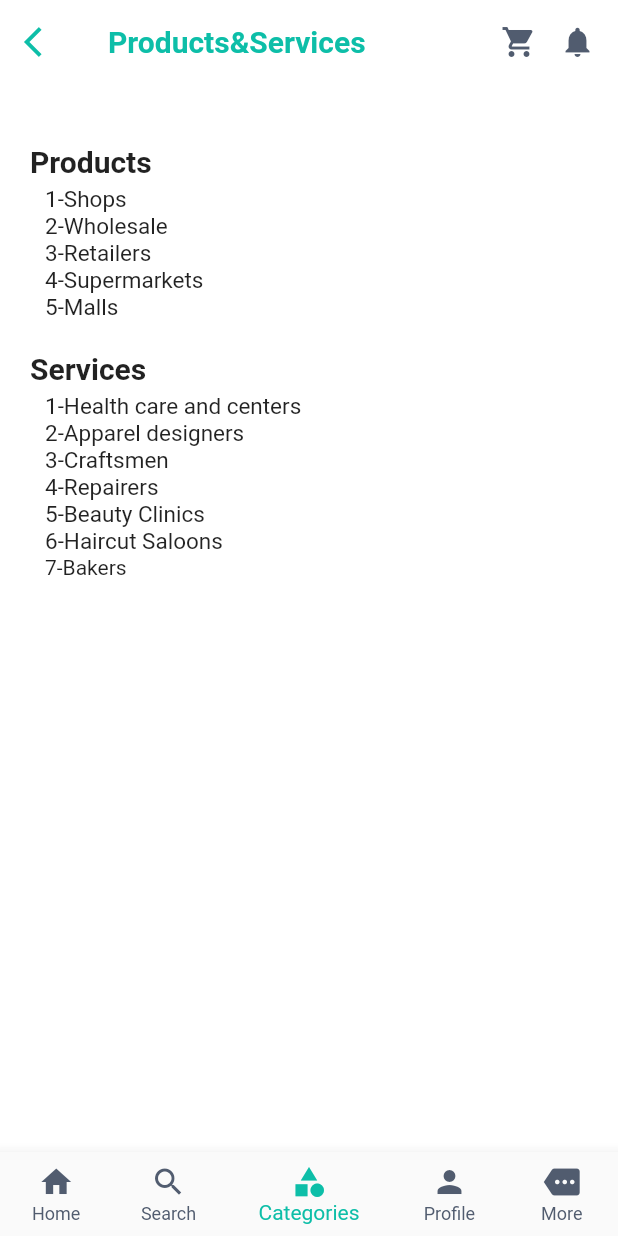
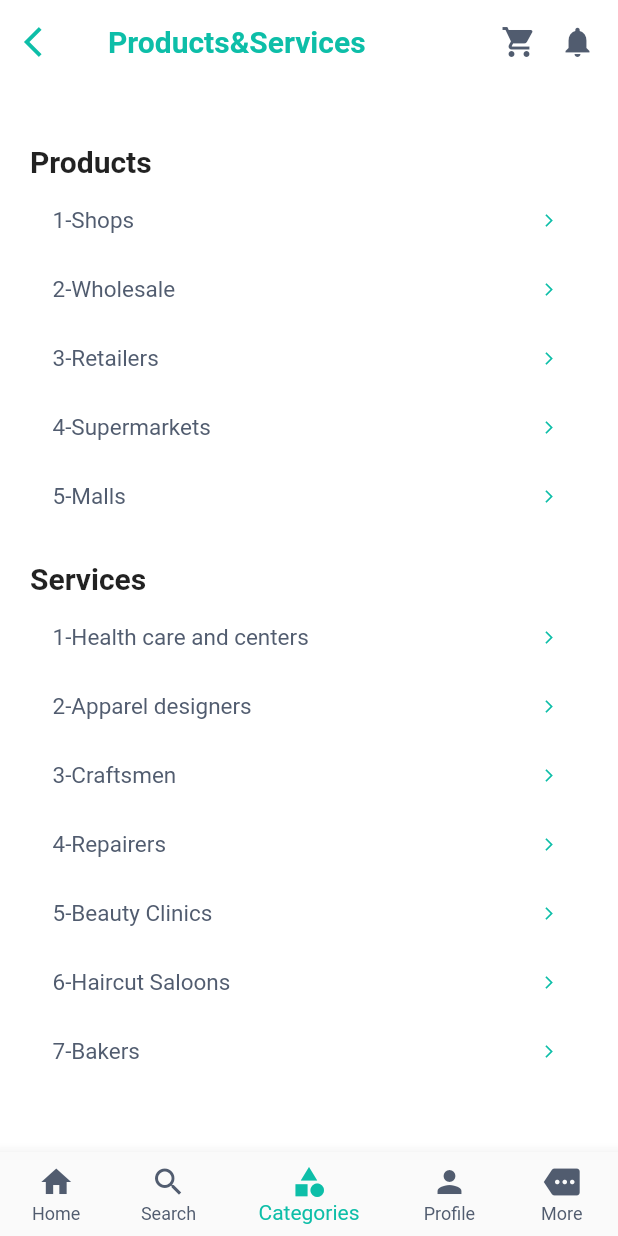
Before and after one commit to AhmedAdel94/bahaa-App, a Flutter app: the Products screen opened by its route, on a phone screen of 412 x 824 dp. Run offline on Flutter 3.47's test engine with Material 2 defaults, Android fonts, the phone set to English and light mode, and no system bars; our stand-ins replace carousel_slider, firebase_auth, google_sign_in, rxdart, smooth_star_rating; missing offline and left inert: flutter_facebook_login; accounts and stored records are empty; generated files the repository leaves out were written again.

Commit message:
Edit roducts and services page

```diff
--- a/lib/UI/Products.dart
+++ b/lib/UI/Products.dart
@@ -85,16 +85,16 @@ class _ProductsState extends State<Products> {
           style: TextStyle(fontSize: 20, fontWeight: FontWeight.w700),
         ),
         Padding(
-          padding: EdgeInsets.only(left:10,top: 5),
+          padding: EdgeInsets.only(left:0,top: 5),
           child: Column(
             mainAxisAlignment: MainAxisAlignment.start,
             crossAxisAlignment: CrossAxisAlignment.start,
             children: <Widget>[
-              Text("1-Shops",style: TextStyle(fontSize: 15,)),
-              Text("2-Wholesale",style: TextStyle(fontSize: 15,)),
-              Text("3-Retailers",style: TextStyle(fontSize: 15,)),
-              Text("4-Supermarkets",style: TextStyle(fontSize: 15,)),
-              Text("5-Malls",style: TextStyle(fontSize: 15,)),
+              rowItem("1-Shops"),
+              rowItem("2-Wholesale"),
+              rowItem("3-Retailers"),
+              rowItem("4-Supermarkets"),
+              rowItem("5-Malls"),
             ],
           ),
         ),
@@ -111,22 +111,65 @@ class _ProductsState extends State<Products> {
           style: TextStyle(fontSize: 20, fontWeight: FontWeight.w700),
         ),
         Padding(
-          padding: EdgeInsets.only(left:10,top: 5),
+          padding: EdgeInsets.only(left:0,top: 5),
           child: Column(
             //mainAxisAlignment: MainAxisAlignment.start,
             crossAxisAlignment: CrossAxisAlignment.start,
             children: <Widget>[
-              Text("1-Health care and centers",style: TextStyle(fontSize: 15,)),
-              Text("2-Apparel designers",style: TextStyle(fontSize: 15,)),
-              Text("3-Craftsmen",style: TextStyle(fontSize: 15,)),
-              Text("4-Repairers",style: TextStyle(fontSize: 15,)),
-              Text("5-Beauty Clinics",style: TextStyle(fontSize: 15,)),
-              Text("6-Haircut Saloons",style: TextStyle(fontSize: 15,)),
-              Text("7-Bakers"),
+              // Text("1-Health care and centers",style: TextStyle(fontSize: 15,)),
+              // Text("2-Apparel designers",style: TextStyle(fontSize: 15,)),
+              // Text("3-Craftsmen",style: TextStyle(fontSize: 15,)),
+              // Text("4-Repairers",style: TextStyle(fontSize: 15,)),
+              // Text("5-Beauty Clinics",style: TextStyle(fontSize: 15,)),
+              // Text("6-Haircut Saloons",style: TextStyle(fontSize: 15,)),
+              // Text("7-Bakers"),
+              rowItem("1-Health care and centers"),
+              rowItem("2-Apparel designers"),
+              rowItem("3-Craftsmen"),
+              rowItem("4-Repairers"),
+              rowItem("5-Beauty Clinics"),
+              rowItem("6-Haircut Saloons"),
+              rowItem("7-Bakers"),
             ],
           ),
         ),
       ],
     );
   }
+
+   Widget rowItem(String text) {
+    return Padding(
+      padding: EdgeInsets.only(top: 8, bottom: 8, left: 15, right: 15),
+      child: InkWell(
+        onTap: () {
+          Navigator.pushNamed(context, '/shops');
+        },
+        child: Row(
+          mainAxisAlignment: MainAxisAlignment.spaceBetween,
+          children: <Widget>[
+            Text(
+              text,
+              style: TextStyle(fontSize: 15, color: Color(0xff515C6F)),
+            ),
+            Container(
+              //width: 25,
+              height: 30,
+              decoration: BoxDecoration(
+                shape: BoxShape.circle,
+                color: Colors.white,
+              ),
+              child: Padding(
+                padding: const EdgeInsets.all(6.0),
+                child: Icon(
+                  Icons.arrow_forward_ios,
+                  size: 10,
+                  color: Color(0xff0dbea8),
+                ),
+              ),
+            )
+          ],
+        ),
+      ),
+    );
+  }
 }
--- a/lib/myapp.dart
+++ b/lib/myapp.dart
@@ -29,7 +29,7 @@ class _MyAppState extends State<MyApp> {
   Widget build(BuildContext context) {
     return MaterialApp(
       debugShowCheckedModeBanner: false,
-      initialRoute: '/shops',
+      initialRoute: '/',
       theme: new ThemeData(
         //fontFamily: 'Neusa'
       ),
```
